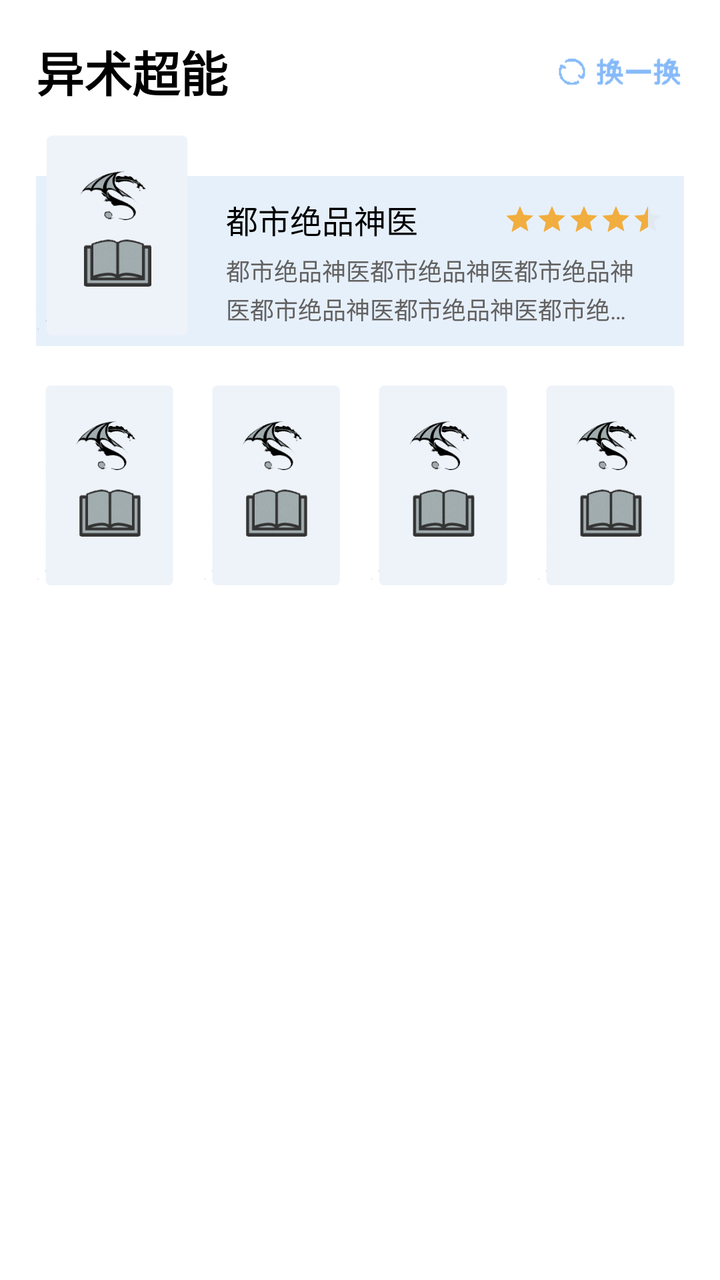
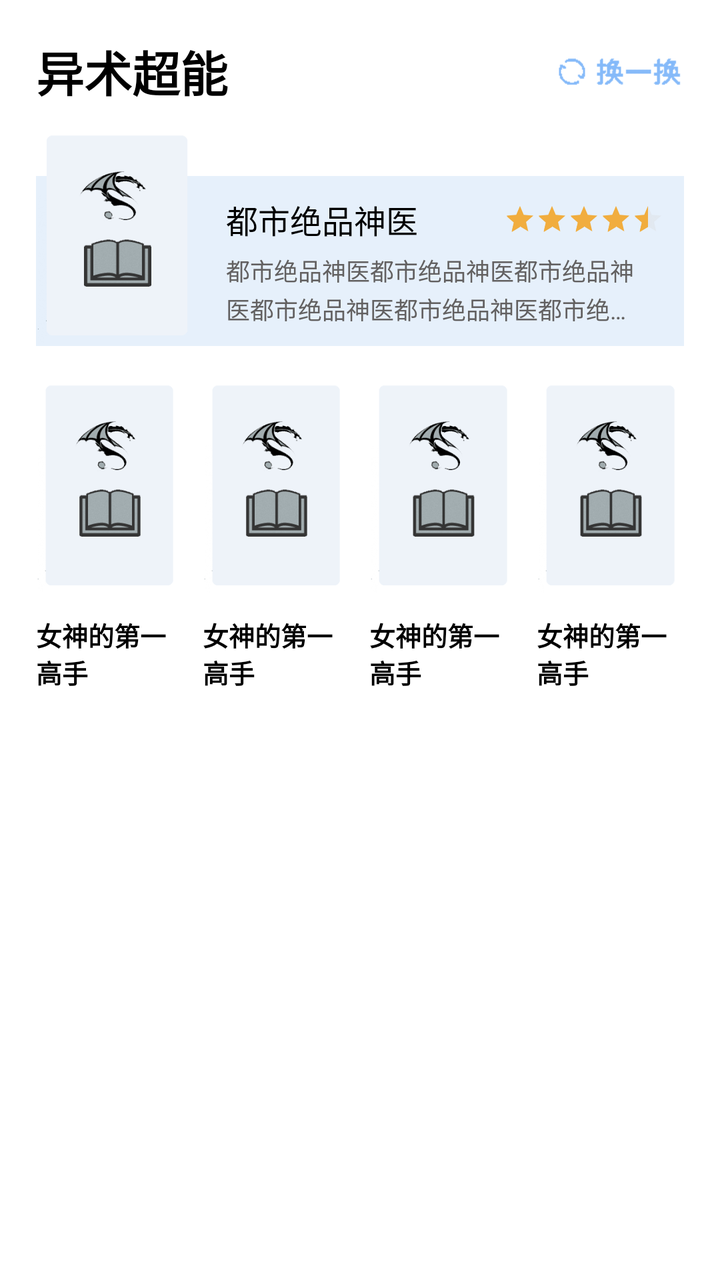

Screens rendered from an Android XML layout before and after an edit, with the pre-edit source and the edit as a unified diff.
<!-- AndroidManifest.xml: application theme Theme.Design.NoActionBar -->
<!-- res/layout/mian_fragment_recycle_item.xml -->
<?xml version="1.0" encoding="utf-8"?>
<LinearLayout xmlns:android="http://schemas.android.com/apk/res/android"
    android:layout_width="match_parent"
    android:layout_height="wrap_content"
    android:background="@color/colorWhite"
    android:fitsSystemWindows="true"
    android:orientation="vertical"
    android:paddingLeft="18dp"
    android:paddingTop="18dp"
    android:paddingRight="18dp">

    <LinearLayout
        android:layout_width="match_parent"
        android:layout_height="wrap_content"
        android:orientation="horizontal">

        <TextView
            android:id="@+id/cardTitle"
            android:layout_width="wrap_content"
            android:layout_height="wrap_content"
            android:layout_weight="1"
            android:text="异术超能"
            android:textColor="@color/black"
            android:textSize="24dp"
            android:textStyle="bold" />

        <ImageView
            android:id="@+id/mp_content_change"
            android:layout_width="65dp"
            android:layout_height="20dp"
            android:layout_gravity="right|center_vertical"
            android:scaleType="fitXY"
            android:src="@drawable/chang_icon" />
    </LinearLayout>

    <FrameLayout
        android:id="@+id/mz_book_head_container"
        android:layout_width="match_parent"
        android:layout_height="wrap_content"
        android:layout_marginTop="10dp"
        android:orientation="horizontal">

        <LinearLayout
            android:id="@+id/mp_book_info_container"
            android:layout_width="match_parent"
            android:layout_height="wrap_content"
            android:layout_gravity="bottom"
            android:background="#e6f0fb"
            android:orientation="vertical"
            android:paddingLeft="95dp"
            android:paddingTop="10dp"
            android:paddingRight="10dp"
            android:paddingBottom="10dp">

            <FrameLayout
                android:layout_width="match_parent"
                android:layout_height="wrap_content">

                <TextView
                    android:id="@+id/cardBookName"
                    android:layout_width="wrap_content"
                    android:layout_height="wrap_content"
                    android:text="都市绝品神医"
                    android:textColor="@color/black"
                    android:textSize="16dp" />

                <RatingBar
                    android:id="@+id/mp_content_card_ratingbar"
                    style="?attr/ratingBarStyleSmall"
                    android:theme="@style/RatingBar_CustomColor"
                    android:layout_width="wrap_content"
                    android:layout_height="wrap_content"
                    android:layout_gravity="right|center"
                    android:isIndicator="true"
                    android:rating="4.5"
                    android:stepSize="0.01" />

            </FrameLayout>

            <TextView
                android:id="@+id/cardBookbref"
                android:layout_width="wrap_content"
                android:layout_height="wrap_content"
                android:layout_marginTop="5dp"
                android:ellipsize="end"
                android:lineSpacingExtra="2dp"
                android:maxLines="2"
                android:paddingRight="10dp"
                android:text="都市绝品神医都市绝品神医都市绝品神医都市绝品神医都市绝品神医都市绝品神医都市绝品神医都市绝品神医都市绝品神医都市绝品神医都市绝品神医都市绝品神医都市绝品神医都市绝品神医"
                android:textColor="#636161"
                android:textSize="12dp" />

        </LinearLayout>

        <ImageView
            android:id="@+id/cardTitleImage"
            android:layout_width="81dp"
            android:layout_height="110dp"
            android:background="@drawable/img_cover_default_circle_1"
            android:scaleType="fitXY" />
    </FrameLayout>

    <LinearLayout
        android:layout_width="match_parent"
        android:layout_height="wrap_content"
        android:layout_marginTop="15dp"
        android:orientation="horizontal">

        <LinearLayout
            android:id="@+id/FirstLayout"
            android:layout_width="0dp"
            android:layout_height="wrap_content"
            android:layout_weight="1"
            android:orientation="vertical">

            <ImageView
                android:id="@+id/cardFristImage"
                android:layout_width="wrap_content"
                android:layout_height="110dp"
                android:background="@drawable/img_cover_default_circle_1"
                android:scaleType="fitXY" />

            <TextView
                android:id="@+id/cardFristText"
                android:layout_width="wrap_content"
                android:layout_height="wrap_content"
                android:layout_marginTop="10dp"
                android:ellipsize="end"
                android:maxLines="2"
                android:text="女神的第一高手"
                android:textSize="13dp"
                android:textStyle="bold" />
        </LinearLayout>

        <LinearLayout
            android:id="@+id/TowLayout"
            android:layout_width="0dp"
            android:layout_height="wrap_content"
            android:layout_marginLeft="10dp"
            android:layout_weight="1"
            android:orientation="vertical">

            <ImageView
                android:id="@+id/cardTowImage"
                android:layout_width="wrap_content"
                android:layout_height="110dp"
                android:background="@drawable/img_cover_default_circle_1"
                android:scaleType="fitXY" />

            <TextView
                android:id="@+id/cardTowText"
                android:layout_width="wrap_content"
                android:layout_height="wrap_content"
                android:layout_marginTop="10dp"
                android:ellipsize="end"
                android:maxLines="2"
                android:text="女神的第一高手"
                android:textSize="13dp"
                android:textStyle="bold" />
        </LinearLayout>

        <LinearLayout
            android:id="@+id/ThreeLayout"
            android:layout_width="0dp"
            android:layout_height="wrap_content"
            android:layout_marginLeft="10dp"
            android:layout_weight="1"

            android:orientation="vertical">

            <ImageView
                android:id="@+id/cardThreeImage"
                android:layout_width="wrap_content"
                android:layout_height="110dp"
                android:background="@drawable/img_cover_default_circle_1"
                android:scaleType="fitXY" />

            <TextView
                android:id="@+id/cardThreeText"
                android:layout_width="wrap_content"
                android:layout_height="wrap_content"
                android:layout_marginTop="10dp"
                android:ellipsize="end"
                android:maxLines="2"
                android:text="女神的第一高手"
                android:textSize="13dp"
                android:textStyle="bold" />
        </LinearLayout>

        <LinearLayout
            android:id="@+id/FourLayout"
            android:layout_width="0dp"
            android:layout_height="wrap_content"
            android:layout_marginLeft="10dp"

            android:layout_weight="1"
            android:orientation="vertical">

            <ImageView
                android:id="@+id/cardFourImage"
                android:layout_width="wrap_content"
                android:layout_height="110dp"
                android:background="@drawable/img_cover_default_circle_1"
                android:scaleType="fitXY" />

            <TextView
                android:id="@+id/cardFourText"
                android:layout_width="wrap_content"
                android:layout_height="wrap_content"
                android:layout_marginTop="10dp"
                android:ellipsize="end"
                android:maxLines="2"
                android:text="女神的第一高手"
                android:textSize="13dp"
                android:textStyle="bold" />
        </LinearLayout>

    </LinearLayout>


</LinearLayout>
<!-- resources referenced by this layout -->
<resources>
  <color name="black">#000000</color>
  <color name="colorWhite">#FFFFFFFF</color>
  <!-- drawable chang_icon: png bitmap (drawable-xxhdpi, 4088 bytes) -->
  <!-- drawable img_cover_default_circle_1: png bitmap (drawable-xxhdpi, 13499 bytes) -->
  <style name="RatingBar_CustomColor" parent="@android:style/Widget.Holo.RatingBar.Indicator">
          
          <item name="colorControlNormal">#D7D7D7</item>
          
          <item name="colorControlActivated">#F1AD3E</item>
      </style>
</resources>

<!-- the commit's change to res/layout/mian_fragment_recycle_item.xml (unified diff, before → after) -->
@@ -128,6 +128,8 @@
                 android:ellipsize="end"
                 android:maxLines="2"
                 android:text="女神的第一高手"
+                android:textColor="@color/black"
+
                 android:textSize="13dp"
                 android:textStyle="bold" />
         </LinearLayout>
@@ -155,6 +157,8 @@
                 android:ellipsize="end"
                 android:maxLines="2"
                 android:text="女神的第一高手"
+                android:textColor="@color/black"
+
                 android:textSize="13dp"
                 android:textStyle="bold" />
         </LinearLayout>
@@ -183,6 +187,8 @@
                 android:ellipsize="end"
                 android:maxLines="2"
                 android:text="女神的第一高手"
+                android:textColor="@color/black"
+
                 android:textSize="13dp"
                 android:textStyle="bold" />
         </LinearLayout>
@@ -210,6 +216,8 @@
                 android:layout_marginTop="10dp"
                 android:ellipsize="end"
                 android:maxLines="2"
+                android:textColor="@color/black"
+
                 android:text="女神的第一高手"
                 android:textSize="13dp"
                 android:textStyle="bold" />
